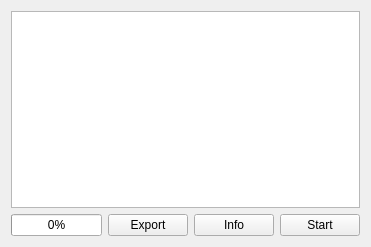
Above: testwidget.ui from vladamatena/hddtest before the change. Below: the same form after it.
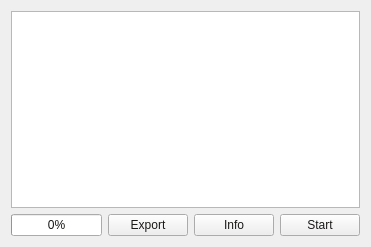
That is the form after the change.

Commit message: Change palette to gray out disabled buttons.

```diff
--- a/testwidget.ui
+++ b/testwidget.ui
@@ -10,6 +10,70 @@
     <height>247</height>
    </rect>
   </property>
+  <property name="palette">
+   <palette>
+    <active>
+     <colorrole role="Text">
+      <brush brushstyle="SolidPattern">
+       <color alpha="255">
+        <red>24</red>
+        <green>22</green>
+        <blue>21</blue>
+       </color>
+      </brush>
+     </colorrole>
+     <colorrole role="ButtonText">
+      <brush brushstyle="SolidPattern">
+       <color alpha="255">
+        <red>27</red>
+        <green>25</green>
+        <blue>24</blue>
+       </color>
+      </brush>
+     </colorrole>
+    </active>
+    <inactive>
+     <colorrole role="Text">
+      <brush brushstyle="SolidPattern">
+       <color alpha="255">
+        <red>24</red>
+        <green>22</green>
+        <blue>21</blue>
+       </color>
+      </brush>
+     </colorrole>
+     <colorrole role="ButtonText">
+      <brush brushstyle="SolidPattern">
+       <color alpha="255">
+        <red>27</red>
+        <green>25</green>
+        <blue>24</blue>
+       </color>
+      </brush>
+     </colorrole>
+    </inactive>
+    <disabled>
+     <colorrole role="Text">
+      <brush brushstyle="SolidPattern">
+       <color alpha="255">
+        <red>147</red>
+        <green>137</green>
+        <blue>140</blue>
+       </color>
+      </brush>
+     </colorrole>
+     <colorrole role="ButtonText">
+      <brush brushstyle="SolidPattern">
+       <color alpha="255">
+        <red>162</red>
+        <green>158</green>
+        <blue>161</blue>
+       </color>
+      </brush>
+     </colorrole>
+    </disabled>
+   </palette>
+  </property>
   <property name="windowTitle">
    <string>Form</string>
   </property>
@@ -45,6 +109,21 @@
        <property name="text">
         <string>Start</string>
        </property>
+       <property name="checkable">
+        <bool>false</bool>
+       </property>
+       <property name="checked">
+        <bool>false</bool>
+       </property>
+       <property name="autoRepeat">
+        <bool>false</bool>
+       </property>
+       <property name="autoExclusive">
+        <bool>false</bool>
+       </property>
+       <property name="default">
+        <bool>false</bool>
+       </property>
       </widget>
      </item>
     </layout>
```
